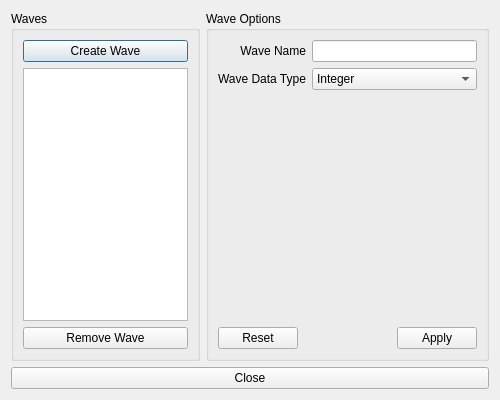
Qt form ui/Ui_ManageWavesDialog.ui (bbreslauer/PySciPlot) before a commit.
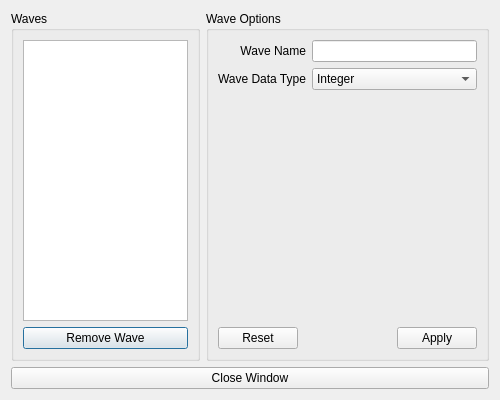
The same form after that commit.

Commit message: Create dialog to customize creation of tables. Removed create wave functionality from Manage Waves dialog. Added some methods to WavesListModel.

```diff
--- a/ui/Ui_ManageWavesDialog.ui
+++ b/ui/Ui_ManageWavesDialog.ui
@@ -39,20 +39,13 @@
      </property>
      <layout class="QGridLayout" name="gridLayout_3">
       <item row="1" column="0" colspan="2">
-       <widget class="QPushButton" name="createWaveButton">
-        <property name="text">
-         <string>Create Wave</string>
-        </property>
-       </widget>
-      </item>
-      <item row="2" column="0" colspan="2">
        <widget class="QListView" name="wavesListView">
         <property name="selectionMode">
          <enum>QAbstractItemView::SingleSelection</enum>
         </property>
        </widget>
       </item>
-      <item row="3" column="0" colspan="2">
+      <item row="2" column="0" colspan="2">
        <widget class="QPushButton" name="removeWaveButton">
         <property name="text">
          <string>Remove Wave</string>
@@ -139,7 +132,7 @@
    <item row="1" column="0" colspan="2">
     <widget class="QPushButton" name="closeButton">
      <property name="text">
-      <string>Close</string>
+      <string>Close Window</string>
      </property>
     </widget>
    </item>
```
The commit also changes 8 other files.
